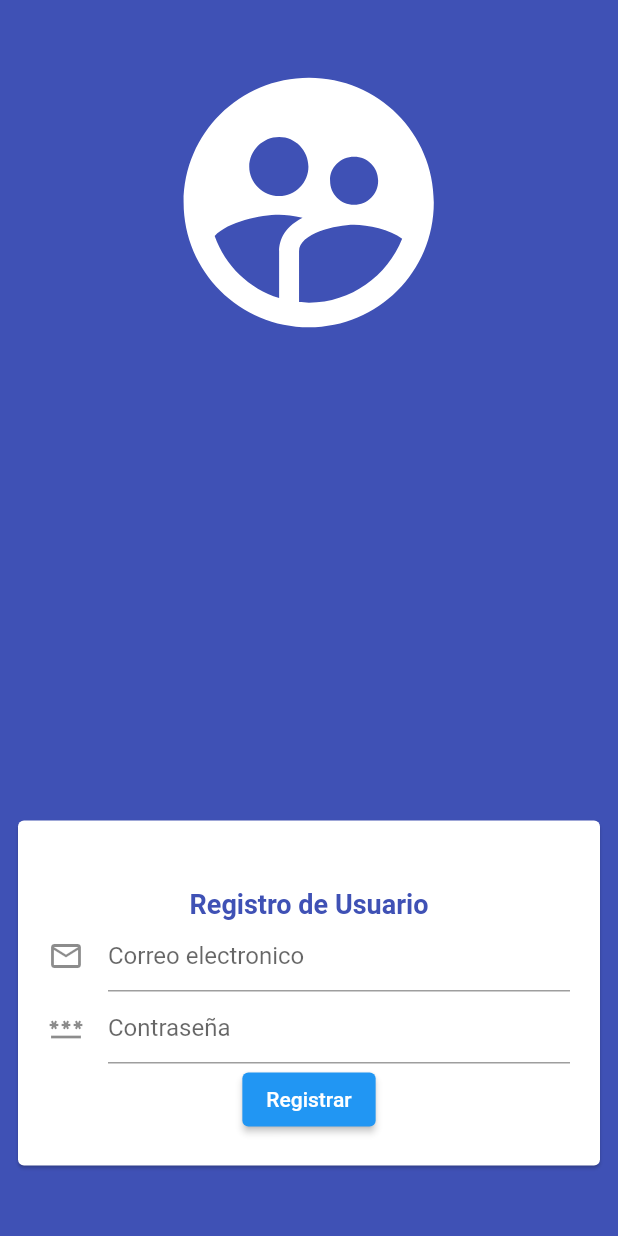
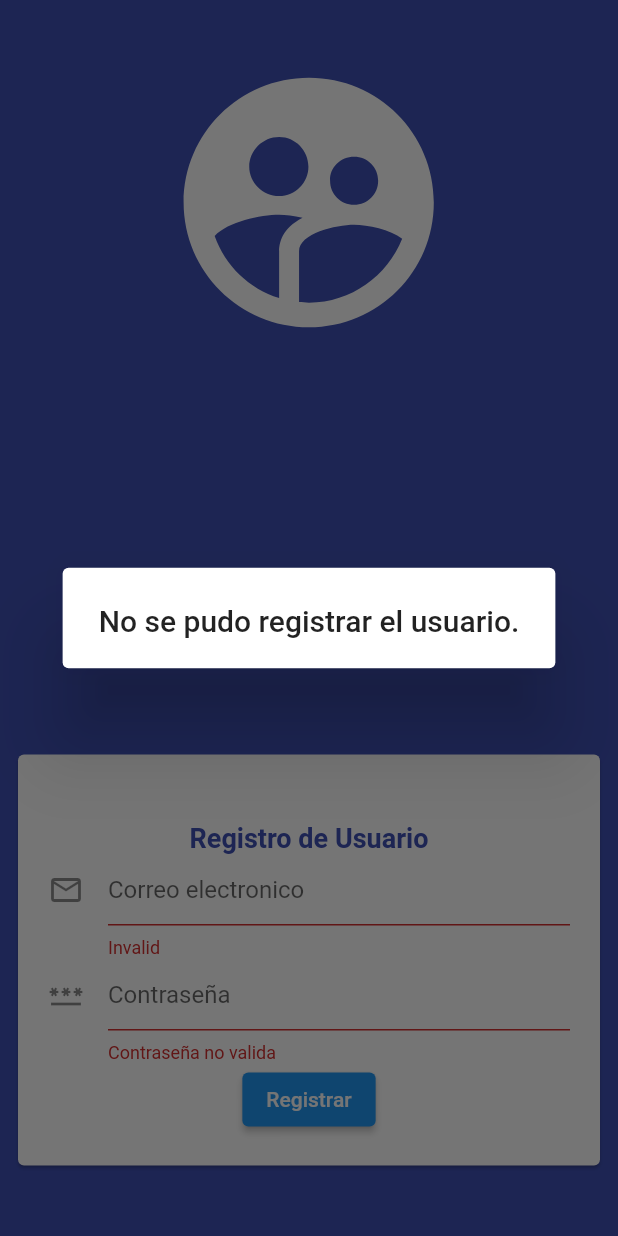
Before and after one commit to LeopoldoIII/flutter_bootcamp, a Flutter app: the RegisterScreen screen opened by its route, after a tap on "Registrar", on a phone screen of 412 x 824 dp. Run offline on Flutter 3.47's test engine with Material 2 defaults, Android fonts, the phone set to English and light mode, and no system bars.

Commit message:
validation register

```diff
--- a/lib/screens/register_screen.dart
+++ b/lib/screens/register_screen.dart
@@ -11,6 +11,7 @@ class RegisterScreen extends StatefulWidget {
 
 class _RegisterScreenState extends State<RegisterScreen> {
   var formKey = GlobalKey<FormState>();
+  Map<String, String> formData = {'email': '', 'password': ''};
 
   @override
   Widget build(BuildContext context) {
@@ -35,7 +36,7 @@ class _RegisterScreenState extends State<RegisterScreen> {
                 padding: const EdgeInsets.all(20),
                 width: double.infinity,
                 child: Form(
-                  key:formKey,
+                  key: formKey,
                   child: Column(
                     children: [
                       const SizedBox(height: 25),
@@ -46,24 +47,59 @@ class _RegisterScreenState extends State<RegisterScreen> {
                               fontWeight: FontWeight.bold,
                               fontSize: 18)),
                       TextFormField(
+                        onChanged: (value) {
+                          formData['email'] = value;
+                        },
+                        validator: (value) {
+                          if (value!.length < 5) {
+                            return "Invalid";
+                          }
+                          return null;
+                        },
                         decoration: const InputDecoration(
                             icon: Icon(Icons.email_outlined),
                             hintText: 'Correo electronico'),
                       ),
                       TextFormField(
+                        onChanged: (value) {
+                          formData['password'] = value;
+                        },
+                        validator: (value) {
+                          if (value!.length < 3) {
+                            return "Contraseña no valida";
+                          }
+                          return null;
+                        },
                         obscureText: true,
                         decoration: const InputDecoration(
                             icon: Icon(Icons.password_outlined),
                             hintText: 'Contraseña'),
                       ),
                       ElevatedButton(
-                          onPressed: () {
-                            if(formKey.currentState!.validate()){
-                              print("OKAY");
-                              } else {
-                                print("NOOK");
+                          onPressed: () async {
+                            if (formKey.currentState!.validate()) {
+                              bool respuesta =
+                                  await registerProvider.registerUser(formData);
+                              if (respuesta) {
+                                showDialog(
+                                    context: context,
+                                    builder: (context) {
+                                      return const AlertDialog(
+                                          title: Text(
+                                              'Usuario registrado con exito.'));
+                                    });
                               }
-                          }, child: const Text('Registrar'))
+                            } else {
+                              showDialog(
+                                  context: context,
+                                  builder: (context) {
+                                    return const AlertDialog(
+                                        title: Text(
+                                            'No se pudo registrar el usuario.'));
+                                  });
+                            }
+                          },
+                          child: const Text('Registrar'))
                     ],
                   ),
                 ),
```
